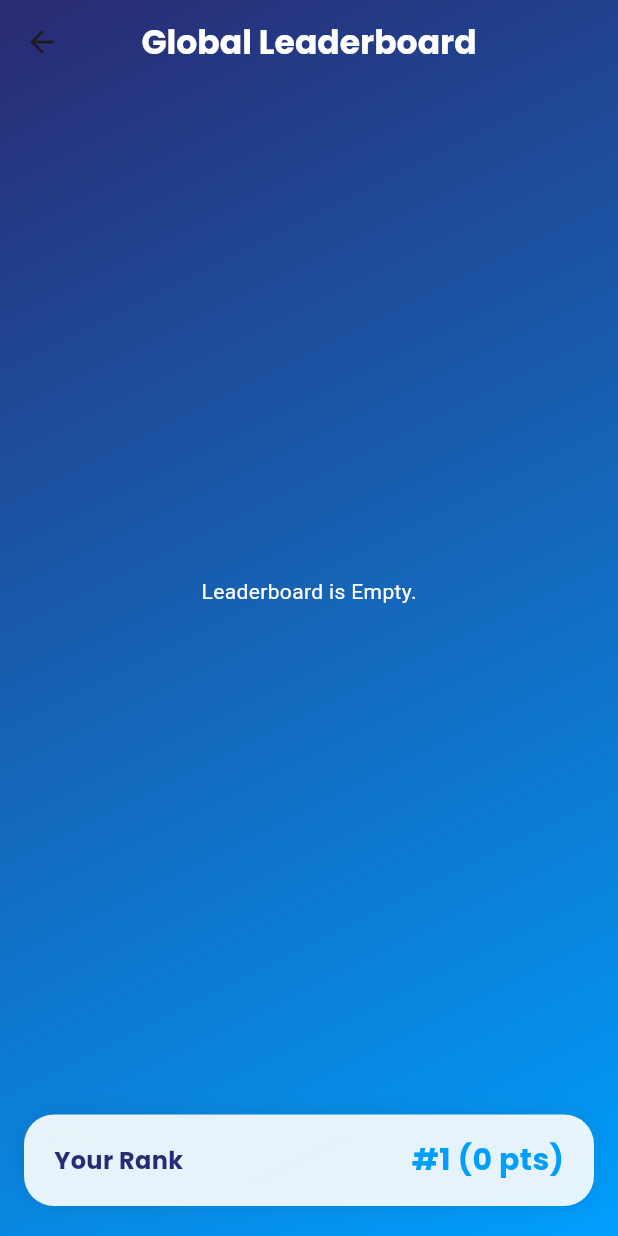
After one commit to glenjaysondmello/FluentEdge, a Flutter app: the LeaderboardScreen screen opened directly, on a phone screen of 412 x 824 dp. The commit adds this screen. Run offline on Flutter 3.47's test engine with Material 3 defaults, Android fonts, the phone set to English and light mode, and no system bars; our stand-ins replace cloud_firestore, firebase_auth, firebase_core, fl_chart, flutter_animate, google_fonts and 4 more; missing offline and left inert: flutter_sound; accounts and stored records are empty; generated files the repository leaves out were written again.

Commit message:
leaderboard-firestore working success

```diff
--- a/flutter_frontend/lib/provider/leaderboard_firestore_service.dart
+++ b/flutter_frontend/lib/provider/leaderboard_firestore_service.dart
@@ -16,7 +16,7 @@ class LeaderboardFirestoreService {
     final double avgSpeakingScore = stats['avgSpeakingScore'] ?? 0.0;
     final double avgWpm = stats['avgWpm'] ?? 0.0;
     final double avgAccuracy = stats['avgAccuracy'] ?? 0.0;
-    final double totalTests = stats['totalTests'] ?? 0.0;
+    final int totalTests = stats['totalTests'] ?? 0.0;
 
     final double avgTypingScore = (avgWpm * 0.7) + (avgAccuracy * 0.3);
     final double rankingScore = (avgSpeakingScore * 10) + avgTypingScore;
--- /dev/null
+++ b/flutter_frontend/lib/screens/leaderboard_screen.dart
@@ -0,0 +1,257 @@
+import 'package:flutter/material.dart';
+import 'package:google_fonts/google_fonts.dart';
+import '../provider/leaderboard_firestore_service.dart'; // Import the service
+
+// Re-using the theme from your dashboard for consistency
+const themeColors = {
+  'backgroundStart': Color(0xFF2A2A72),
+  'backgroundEnd': Color(0xFF009FFD),
+  'card': Color(0x22FFFFFF),
+  'text': Colors.white,
+};
+
+class LeaderboardScreen extends StatefulWidget {
+  const LeaderboardScreen({super.key});
+
+  @override
+  State<LeaderboardScreen> createState() => _LeaderboardScreenState();
+}
+
+class _LeaderboardScreenState extends State<LeaderboardScreen> {
+  final LeaderboardFirestoreService _service = LeaderboardFirestoreService();
+
+  @override
+  Widget build(BuildContext context) {
+    return Scaffold(
+      extendBodyBehindAppBar: true,
+      appBar: AppBar(
+        title: Text(
+          'Global Leaderboard',
+          style: GoogleFonts.poppins(
+            fontWeight: FontWeight.bold,
+            color: themeColors['text'],
+          ),
+        ),
+        backgroundColor: Colors.transparent,
+        elevation: 0,
+        centerTitle: true,
+      ),
+      body: Container(
+        decoration: BoxDecoration(
+          gradient: LinearGradient(
+            colors: [
+              themeColors['backgroundStart']!,
+              themeColors['backgroundEnd']!,
+            ],
+            begin: Alignment.topLeft,
+            end: Alignment.bottomRight,
+          ),
+        ),
+        child: SafeArea(
+          child: Column(
+            children: [
+              Expanded(
+                child: StreamBuilder(
+                  stream: _service.getLeaderboardStream(),
+                  builder: (context, snapshot) {
+                    if (snapshot.connectionState == ConnectionState.waiting) {
+                      return const Center(
+                        child: CircularProgressIndicator(color: Colors.white),
+                      );
+                    }
+
+                    if (snapshot.hasError) {
+                      return const Center(
+                        child: Text(
+                          'Something went wrong.',
+                          style: TextStyle(color: Colors.white),
+                        ),
+                      );
+                    }
+
+                    if (!snapshot.hasData || snapshot.data!.docs.isEmpty) {
+                      return const Center(
+                        child: Text(
+                          'Leaderboard is Empty.',
+                          style: TextStyle(color: Colors.white),
+                        ),
+                      );
+                    }
+
+                    final users = snapshot.data!.docs;
+
+                    return ListView.builder(
+                      itemBuilder: (context, index) {
+                        final user =
+                            users[index].data() as Map<String, dynamic>;
+                        return _buildLeaderboardTile(
+                          rank: index + 1,
+                          name: user['displayName'] ?? 'Anonymous',
+                          photoURL: user['photoURL'],
+                          speakingScore: (user['avgSpeakingScore'] as num)
+                              .toDouble(),
+                          typingScore: (user['avgTypingScore'] as num)
+                              .toDouble(),
+                          rankingScore: (user['rankingScore'] as num).toInt(),
+                        );
+                      },
+                      itemCount: users.length,
+                      padding: const EdgeInsets.symmetric(vertical: 10),
+                    );
+                  },
+                ),
+              ),
+              _buildCurrentUserCard(),
+            ],
+          ),
+        ),
+      ),
+    );
+  }
+
+  Widget _buildLeaderboardTile({
+    required int rank,
+    required String name,
+    String? photoURL,
+    required double speakingScore,
+    required double typingScore,
+    required int rankingScore,
+  }) {
+    return Container(
+      margin: const EdgeInsets.symmetric(horizontal: 16, vertical: 6),
+      padding: const EdgeInsets.all(12),
+      decoration: BoxDecoration(
+        color: themeColors['card'],
+        borderRadius: BorderRadius.circular(16),
+      ),
+
+      child: Row(
+        children: [
+          _buildRankIndicator(rank: rank),
+          const SizedBox(width: 12),
+          CircleAvatar(
+            radius: 24,
+            backgroundColor: Colors.white24,
+            backgroundImage: photoURL != null ? NetworkImage(photoURL) : null,
+            child: photoURL == null
+                ? const Icon(Icons.person, color: Colors.white)
+                : null,
+          ),
+          const SizedBox(width: 12),
+
+          Expanded(
+            child: Column(
+              crossAxisAlignment: CrossAxisAlignment.start,
+              children: [
+                Text(
+                  name,
+                  style: GoogleFonts.poppins(
+                    fontSize: 16,
+                    fontWeight: FontWeight.w600,
+                    color: Colors.white,
+                  ),
+                  overflow: TextOverflow.ellipsis,
+                ),
+                Text(
+                  'Speaking: ${speakingScore.toStringAsFixed(1)} | Typing: ${typingScore.toStringAsFixed(1)}',
+                  style: GoogleFonts.poppins(
+                    fontSize: 12,
+                    color: Colors.white70,
+                  ),
+                ),
+              ],
+            ),
+          ),
+          const SizedBox(width: 8),
+          Text(
+            rankingScore.toString(),
+            style: GoogleFonts.poppins(
+              fontSize: 18,
+              fontWeight: FontWeight.bold,
+              color: Colors.white,
+            ),
+          ),
+        ],
+      ),
+    );
+  }
+
+  Widget _buildRankIndicator({required int rank}) {
+    IconData? icon;
+    Color? color;
+
+    if (rank == 1) {
+      icon = Icons.emoji_events;
+      color = const Color(0xFFFFD700);
+    } else if (rank == 2) {
+      icon = Icons.emoji_events;
+      color = const Color(0xFFC0C0C0);
+    } else if (rank == 3) {
+      icon = Icons.emoji_events;
+      color = const Color(0xFFCD7F32);
+    }
+
+    return SizedBox(
+      width: 30,
+      child: icon != null
+          ? Icon(icon, color: color, size: 30)
+          : Text(
+              rank.toString(),
+              textAlign: TextAlign.center,
+              style: GoogleFonts.poppins(
+                fontSize: 18,
+                fontWeight: FontWeight.bold,
+                color: Colors.white54,
+              ),
+            ),
+    );
+  }
+
+  Widget _buildCurrentUserCard() {
+    return FutureBuilder(
+      future: _service.getCurrentUserRank(),
+      builder: (context, snapshot) {
+        if (!snapshot.hasData || snapshot.data == null) {
+          return const SizedBox.shrink();
+        }
+
+        final user = snapshot.data!;
+        final rank = user['rank'];
+        final score = (user['rankingScore'] as num).toInt();
+
+        return Container(
+          margin: const EdgeInsets.fromLTRB(16, 10, 16, 20),
+          padding: const EdgeInsets.symmetric(horizontal: 20, vertical: 16),
+          decoration: BoxDecoration(
+            color: Colors.white.withAlpha(230),
+            borderRadius: BorderRadius.circular(20),
+            boxShadow: [
+              BoxShadow(color: Colors.black.withAlpha(25), blurRadius: 10),
+            ],
+          ),
+          child: Row(
+            mainAxisAlignment: MainAxisAlignment.spaceBetween,
+            children: [
+              Text(
+                "Your Rank",
+                style: GoogleFonts.poppins(
+                  fontWeight: FontWeight.bold,
+                  color: themeColors['backgroundStart'],
+                  fontSize: 16,
+                ),
+              ),
+              Text(
+                '#$rank ($score pts)',
+                style: GoogleFonts.poppins(
+                  fontWeight: FontWeight.bold,
+                  color: themeColors['backgroundEnd'],
+                  fontSize: 20,
+                ),
+              ),
+            ],
+          ),
+        );
+      },
+    );
+  }
+}
```
Also changed, not shown: flutter_frontend/lib/screens/home_page.dart (+17 -0 lines), 1 other file.
